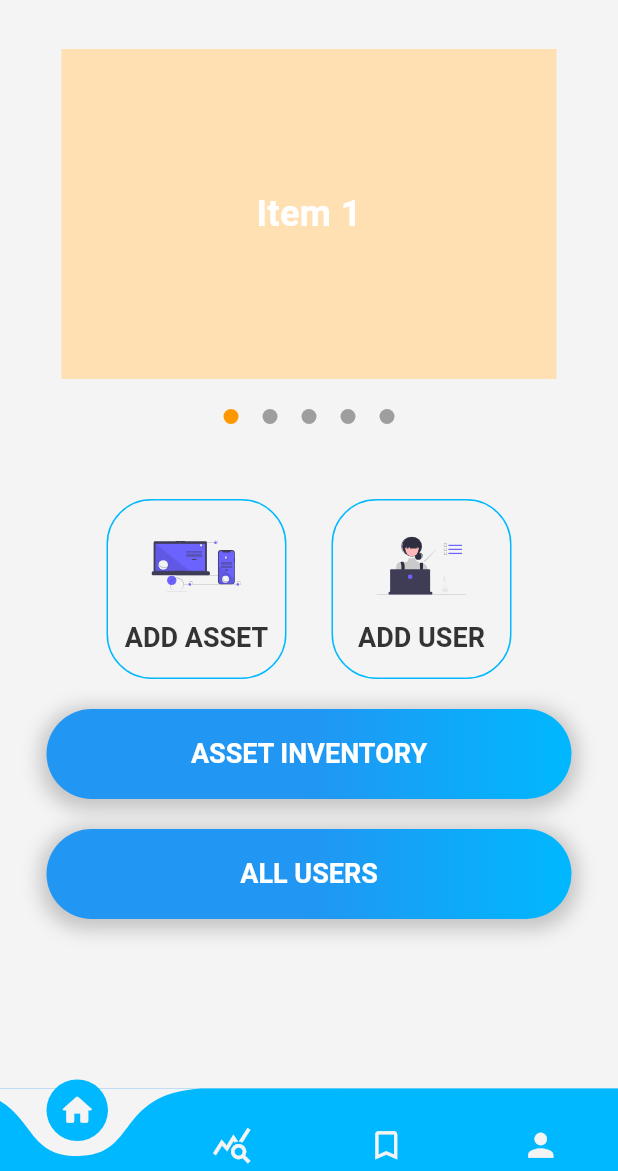
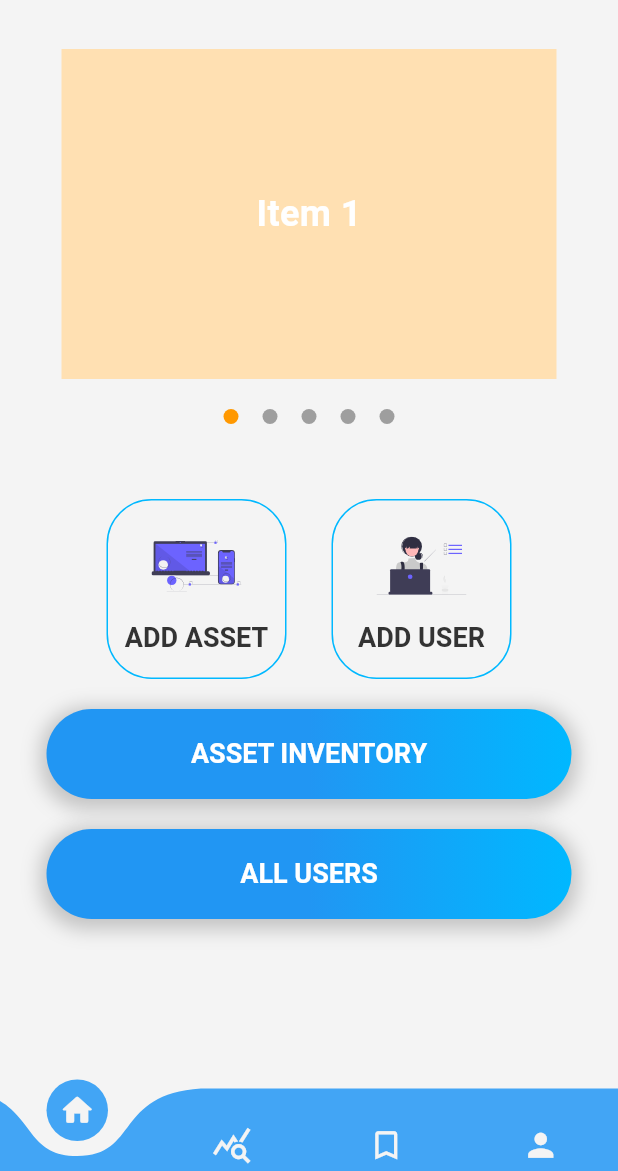
Before and after one commit to mogaya/TecTally, a Flutter app: the Nav screen opened by its route, on a phone screen of 412 x 824 dp, the part 65-1236 px from its top. Run offline on Flutter 3.47's test engine with Material 3 defaults, Android fonts, the light colour scheme and no system bars; drawn by our look-alikes of curved_navigation_bar, smooth_page_indicator; our stand-ins replace fl_chart, flutter_svg, get; Roboto replaces fonts that are missing (Netflix).

Commit message:
book keeping

```diff
--- a/tectally_app/lib/views/pages/nav.dart
+++ b/tectally_app/lib/views/pages/nav.dart
@@ -27,23 +27,10 @@ class Nav extends StatelessWidget {
   Widget build(BuildContext context) {
     return Scaffold(
       extendBody: true,
-      bottomNavigationBar: Container(
-        decoration: BoxDecoration(
-          gradient: LinearGradient(
-            colors: [
-              Colors.blue,
-              Colors.blue.shade500,
-              secondaryColor,
-              // Colors.blue.shade300,
-            ],
-            begin: Alignment.centerLeft,
-            end: Alignment.centerRight,
-          ),
-        ),
-        child: CurvedNavigationBar(
-          color: secondaryColor,
+      bottomNavigationBar: CurvedNavigationBar(
+        color: Colors.blue.shade400,
         backgroundColor: baseColor,
-          buttonBackgroundColor: secondaryColor,
+        buttonBackgroundColor: Colors.blue.shade400,
         height: 55,
         items: [
           Icon(
@@ -71,7 +58,6 @@ class Nav extends StatelessWidget {
           navController.setSelectedPage(index);
         },
       ),
-      ),
       body: Obx(() => screenList[navController.selectedPage.value]),
     );
   }
```
Lines whose indentation alone changed are shown as unchanged.
